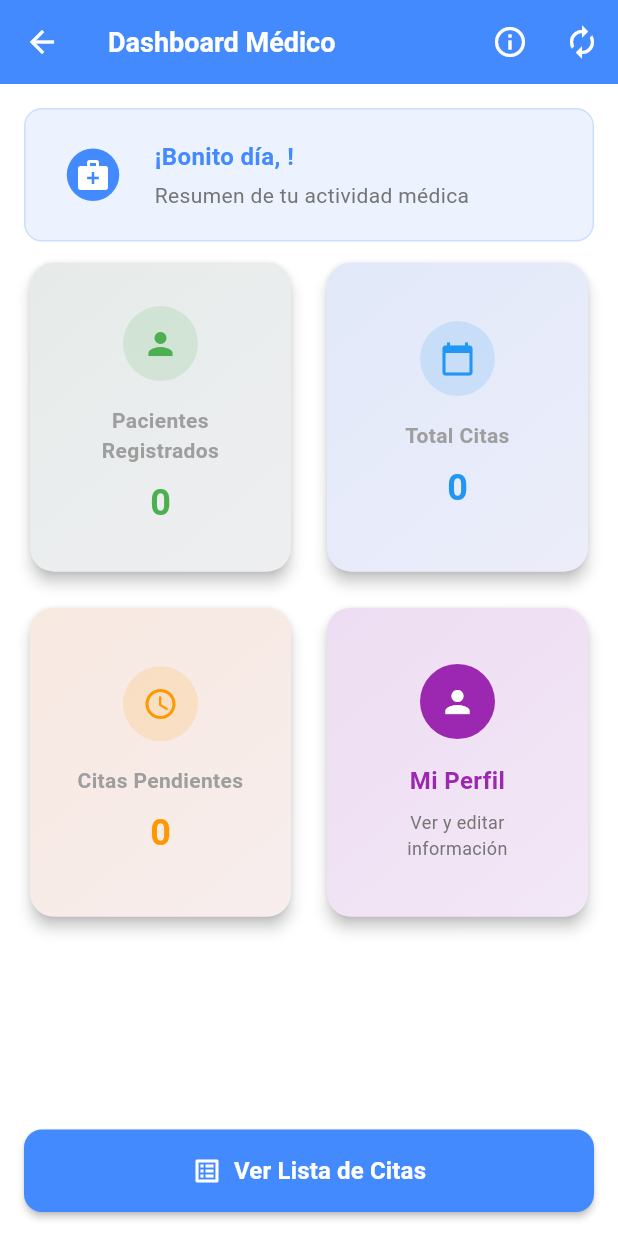
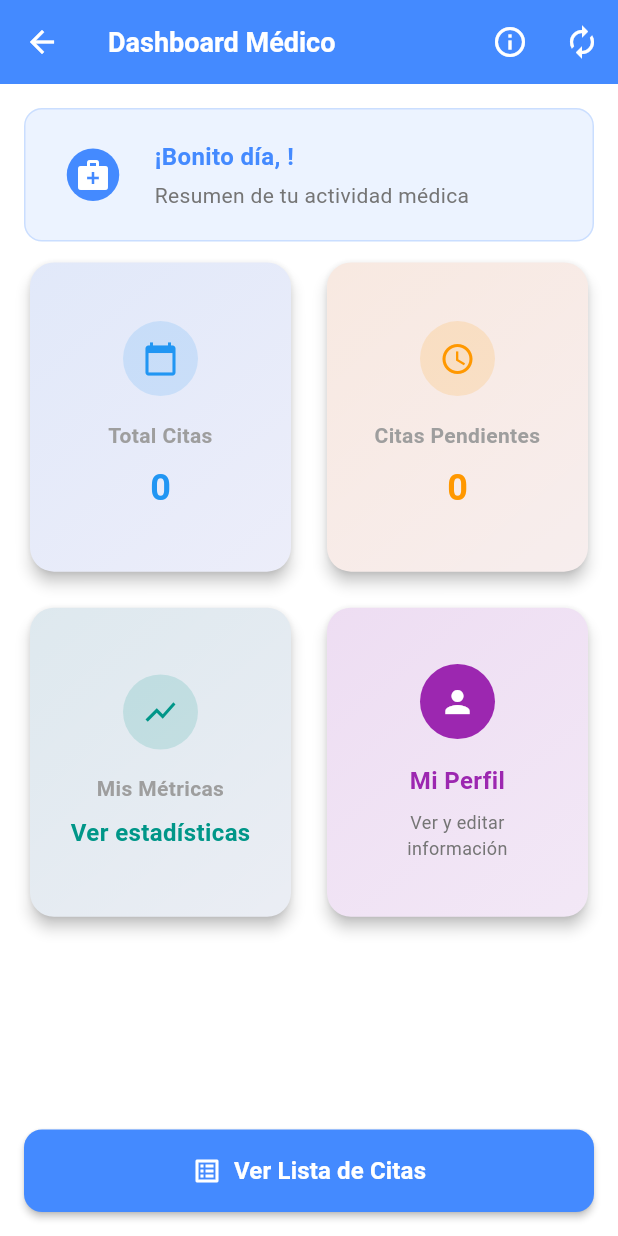
Before and after one commit to EverthKantun/appointment_app_UI-DB, a Flutter app: the _DashboardView screen opened directly with empty values, on a phone screen of 412 x 824 dp. Run offline on Flutter 3.47's test engine with Material 3 defaults, Android fonts, the phone set to English and light mode, and no system bars; our stand-ins replace cloud_firestore, equatable, firebase_auth, firebase_core, fl_chart, flutter_bloc; accounts and stored records are empty; generated files the repository leaves out were written again.

```diff
--- a/lib/pages/appointment_page.dart
+++ b/lib/pages/appointment_page.dart
@@ -1,6 +1,5 @@
 import 'package:flutter/material.dart';
 import 'package:cloud_firestore/cloud_firestore.dart';
-import 'package:intl/intl.dart';
 import '../services/database_service.dart';
 import '../utils/schedule_utils.dart';
 
--- a/lib/pages/dashboard_page.dart
+++ b/lib/pages/dashboard_page.dart
@@ -314,7 +314,7 @@ class _DashboardViewState extends State<_DashboardView> {
 
                 const SizedBox(height: 10),
 
-                // Grid de métricas sin título
+// reemplaza el GridView anterior y permite las métricas
 Expanded(
   child: GridView.count(
     crossAxisCount: 2,
@@ -322,12 +322,6 @@ class _DashboardViewState extends State<_DashboardView> {
     mainAxisSpacing: 16,
     childAspectRatio: 0.85,
     children: [
-                      _buildMetricCard(
-                        Icons.person,
-                        'Pacientes Registrados',
-                        state.totalPatients.toString(),
-                        Colors.green,
-                      ),
       _buildMetricCard(
         Icons.calendar_today,
         'Total Citas',
@@ -340,10 +334,79 @@ class _DashboardViewState extends State<_DashboardView> {
         state.pendingAppointments.toString(),
         Colors.orange,
       ),
+      // Mis métricas
+      Card(
+        elevation: 4,
+        shape: RoundedRectangleBorder(borderRadius: BorderRadius.circular(16)),
+        child: InkWell(
+          borderRadius: BorderRadius.circular(16),
+          onTap: () {
+            Navigator.pushNamed(
+              context,
+              '/graphics',
+              arguments: widget.userId,
+            );
+          },
+          child: Container(
+            decoration: BoxDecoration(
+              gradient: LinearGradient(
+                begin: Alignment.topLeft,
+                end: Alignment.bottomRight,
+                colors: [
+                  Colors.teal.withOpacity(0.1),
+                  Colors.teal.withOpacity(0.05),
+                ],
+              ),
+              borderRadius: BorderRadius.circular(16),
+            ),
+            child: Padding(
+              padding: const EdgeInsets.all(20.0),
+              child: Column(
+                mainAxisAlignment: MainAxisAlignment.center,
+                children: [
+                  Container(
+                    width: 50,
+                    height: 50,
+                    decoration: BoxDecoration(
+                      color: Colors.teal.withOpacity(0.15),
+                      shape: BoxShape.circle,
+                    ),
+                    child: const Icon(
+                      Icons.show_chart,
+                      size: 24,
+                      color: Colors.teal,
+                    ),
+                  ),
+                  const SizedBox(height: 16),
+                  const Text(
+                    'Mis Métricas',
+                    style: TextStyle(
+                      fontSize: 14,
+                      fontWeight: FontWeight.w600,
+                      color: Colors.grey,
+                    ),
+                    textAlign: TextAlign.center,
+                  ),
+                  const SizedBox(height: 8),
+                  Text(
+                    'Ver estadísticas',
+                    style: TextStyle(
+                      fontSize: 16,
+                      fontWeight: FontWeight.bold,
+                      color: Colors.teal,
+                    ),
+                  ),
+                ],
+              ),
+            ),
+          ),
+        ),
+      ),
       _buildProfileCard(context),
     ],
   ),
 ),
+
 
                 const SizedBox(height: 10),
 
--- a/lib/pages/doctor_appointments_page.dart
+++ b/lib/pages/doctor_appointments_page.dart
@@ -32,8 +32,8 @@ Future<void> _loadAppointments() async {
         final data = d.data() as Map<String, dynamic>;
         final patientId = data['id_paciente'];
 
-      // Obtener nombre del paciente
         String nombrePaciente = "Paciente desconocido";
+
         try {
           final userSnap = await _db.getUser(patientId);
           if (userSnap.exists) {
@@ -43,7 +43,6 @@ Future<void> _loadAppointments() async {
           debugPrint("Error cargando paciente: $e");
         }
 
-      // Insertar nombre en el mapa
         data['nombre_paciente'] = nombrePaciente;
 
         appointments.add({'id': d.id, 'data': data});
@@ -54,7 +53,6 @@ Future<void> _loadAppointments() async {
 
     setState(() => loading = false);
   }
-
 
   Color _estadoColor(String estado) {
     switch (estado.toLowerCase()) {
--- a/pubspec.yaml
+++ b/pubspec.yaml
@@ -40,6 +40,7 @@ dependencies:
   intl: ^0.18.0
   flutter_bloc: ^8.1.2
   equatable: ^2.0.5
+  fl_chart: ^0.69.0
 
 dev_dependencies:
   flutter_test:
```
Also changed, not shown: lib/pages/doctor_appointment_details_page.dart (+35 -22 lines), lib/pages/graphics_page.dart (added, +211 -0 lines), lib/routes/app_routes.dart (+11 -2 lines), lib/services/database_service.dart (+129 -9 lines), pubspec.lock. Lines whose indentation alone changed are shown as unchanged.
